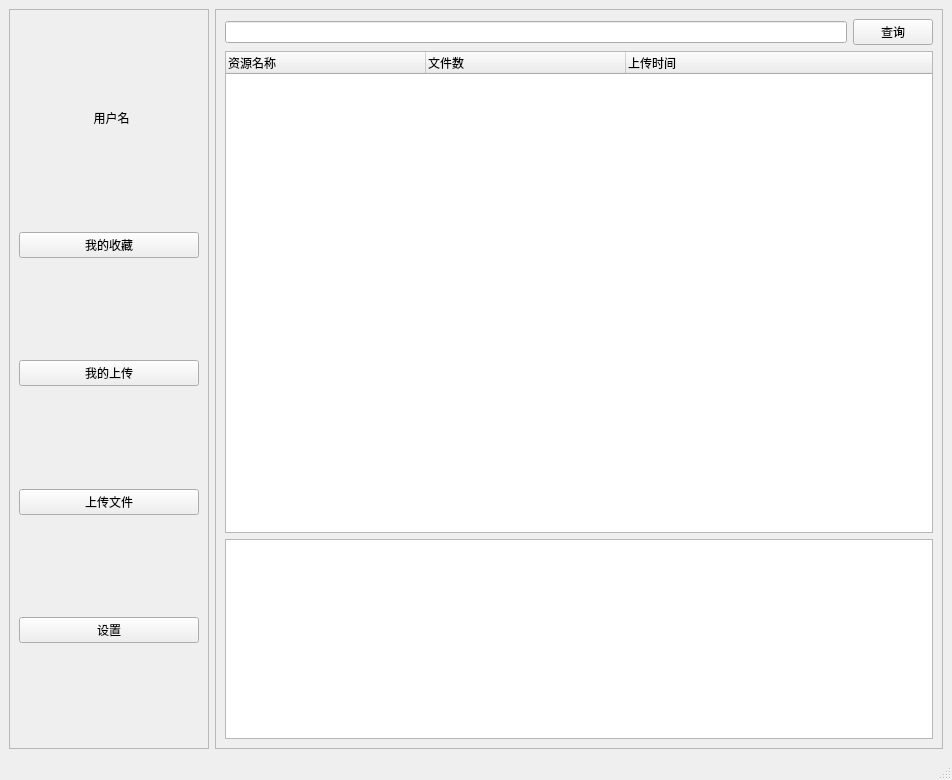
This is client/mainwindow.ui in lingsiling/XiangYueAPP as Qt 5 draws it before an edit. The edited form follows.
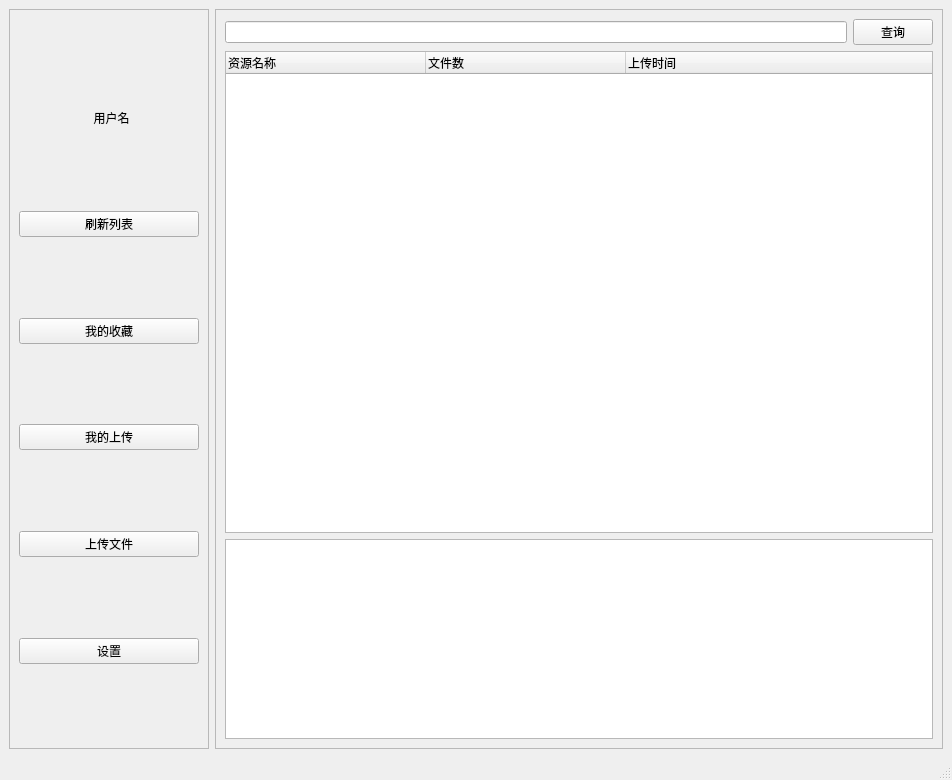
This is the edited form.

The edit to the form file:
```diff
--- a/client/mainwindow.ui
+++ b/client/mainwindow.ui
@@ -83,6 +83,26 @@
          </property>
         </widget>
        </item>
+       <item>
+        <spacer name="verticalSpacer_6">
+         <property name="orientation">
+          <enum>Qt::Orientation::Vertical</enum>
+         </property>
+         <property name="sizeHint" stdset="0">
+          <size>
+           <width>20</width>
+           <height>40</height>
+          </size>
+         </property>
+        </spacer>
+       </item>
+       <item>
+        <widget class="QPushButton" name="buttonRefresh">
+         <property name="text">
+          <string>刷新列表</string>
+         </property>
+        </widget>
+       </item>
        <item>
         <spacer name="verticalSpacer_5">
          <property name="orientation">
```
